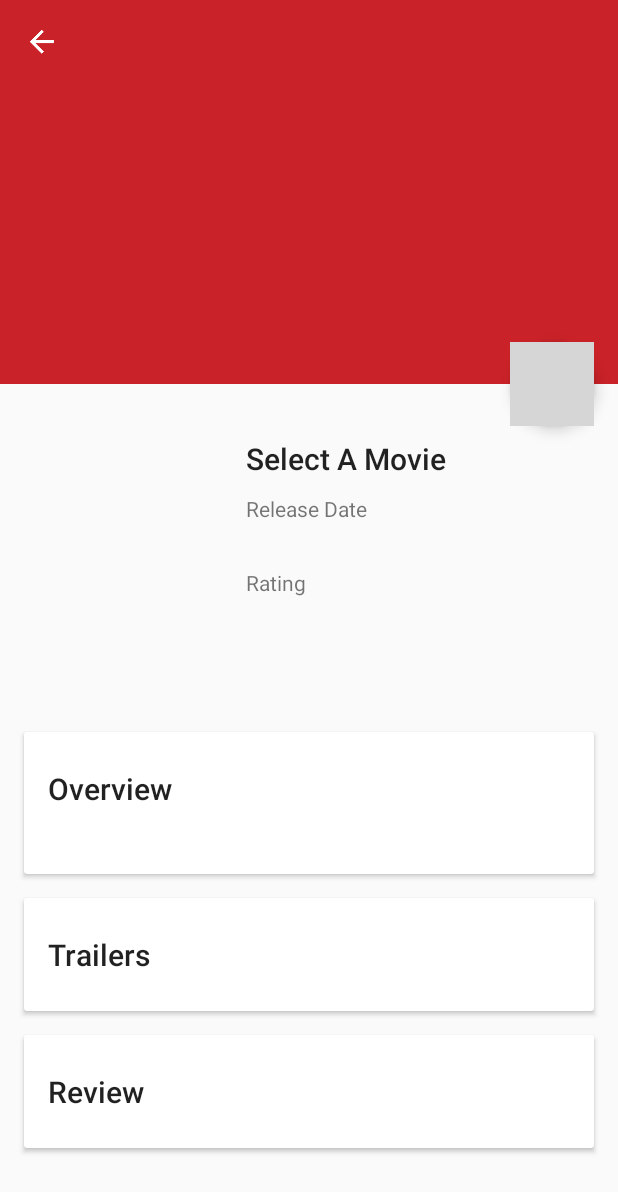
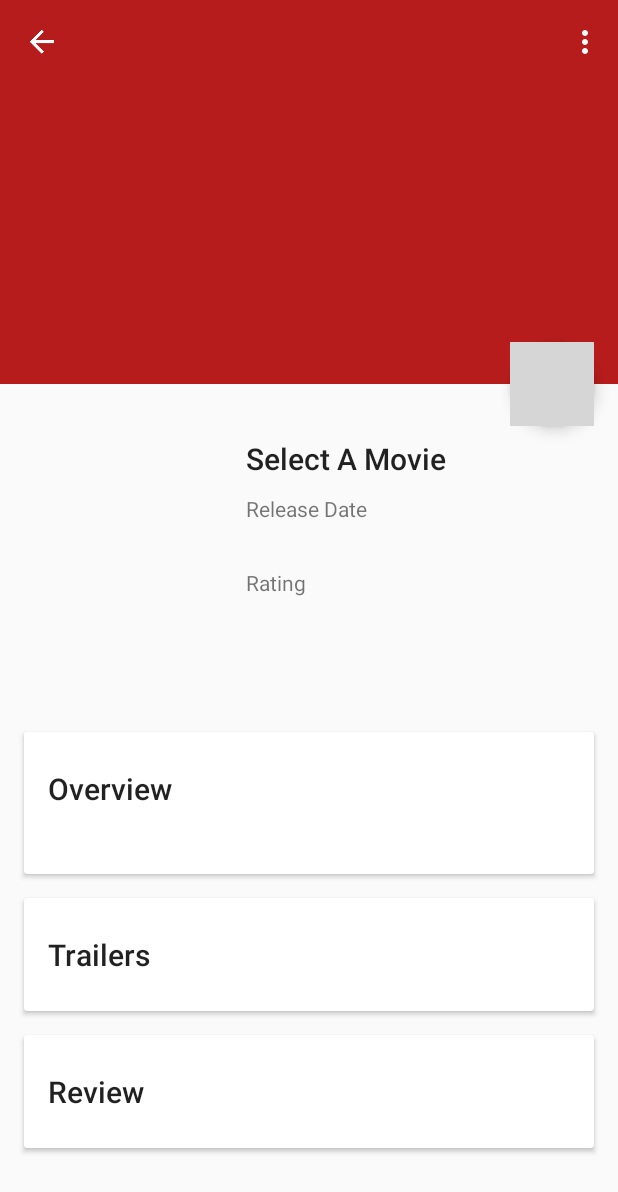
Before and after one commit to nikhil-31/Cinestine, an Android app: the DetailsActivityFragment screen opened directly, with no data from a screen before it, on a phone screen of 412 x 824 dp. Shown: the top 1192 px of the screen. Run offline under Robolectric (Android 15) with nearby library versions, the phone set to English and light mode, and no system bars; our stand-ins replace Picasso, Volley; libraries missing offline, so code that uses them is left out: io.realm; network calls fail; pictures from the network do not load; grey boxes are pictures that could not be loaded.

Commit message:
Changed color scheme and renamed most popular to popular

```diff
--- a/app/src/main/java/in/nikhil/cinestine/Fragments/DetailsActivityFragment.java
+++ b/app/src/main/java/in/nikhil/cinestine/Fragments/DetailsActivityFragment.java
@@ -181,7 +181,7 @@ public class DetailsActivityFragment extends Fragment {
 
 
         } catch (NullPointerException e) {
-            Toast.makeText(getActivity(), "Nothing selected", Toast.LENGTH_LONG).show();
+            Toast.makeText(getActivity(), "Please select a movie", Toast.LENGTH_LONG).show();
         }
 
     }
--- a/app/src/main/java/in/nikhil/cinestine/Fragments/FragmentFavourities.java
+++ b/app/src/main/java/in/nikhil/cinestine/Fragments/FragmentFavourities.java
@@ -84,6 +84,7 @@ public class FragmentFavourities extends Fragment implements FavouriteAdapter.Cl
             Log.v("Listener", " Change in data ");
             mAdapter.update(results);
 
+
         }
     };
 
--- a/app/src/main/java/in/nikhil/cinestine/tabs/SlidingTabLayout.java
+++ b/app/src/main/java/in/nikhil/cinestine/tabs/SlidingTabLayout.java
@@ -17,6 +17,8 @@ import android.view.ViewGroup;
 import android.widget.HorizontalScrollView;
 import android.widget.LinearLayout;
 import android.widget.TextView;
+
+import in.nikhil.cinestine.R;
 
 /**
  * To be used with ViewPager to provide a tab indicator component which give constant feedback as to
@@ -209,6 +211,7 @@ public class SlidingTabLayout extends HorizontalScrollView {
             if (i == mViewPager.getCurrentItem()) {
                 tabView.setSelected(true);
             }
+            tabTitleView.setTextColor(getResources().getColor(R.color.white));
         }
     }
 
--- a/app/src/main/res/layout-sw600dp/activity_main.xml
+++ b/app/src/main/res/layout-sw600dp/activity_main.xml
@@ -19,7 +19,7 @@
             android:name="in.nikhil.cinestine.Fragments.DetailsActivityFragment"
             android:layout_width="0dp"
             android:layout_height="match_parent"
-            android:layout_weight="0.55"
+            android:layout_weight="0.70"
             tools:layout="@layout/fragment_details" />
 
     </LinearLayout>
--- a/app/src/main/res/layout-sw600dp/content_main.xml
+++ b/app/src/main/res/layout-sw600dp/content_main.xml
@@ -5,7 +5,7 @@
     android:layout_width="0dp"
     android:layout_height="match_parent"
     android:orientation="vertical"
-    android:layout_weight="0.45">
+    android:layout_weight="0.30">
 
     <android.support.design.widget.AppBarLayout
         android:layout_width="match_parent"
--- a/app/src/main/res/layout/custom_grid_popular.xml
+++ b/app/src/main/res/layout/custom_grid_popular.xml
@@ -10,14 +10,13 @@
         android:layout_width="match_parent"
         android:layout_height="match_parent"
         android:layout_gravity="center"
-
         app:cardCornerRadius="4dp"
         app:cardElevation="10dp">
 
         <LinearLayout
             android:layout_width="match_parent"
             android:layout_height="wrap_content"
-            android:background="@color/colorPrimary"
+            android:background="@color/white"
             android:orientation="vertical">
 
 
--- a/app/src/main/res/layout/fragment_details.xml
+++ b/app/src/main/res/layout/fragment_details.xml
@@ -218,6 +218,7 @@
         android:layout_margin="@dimen/fab_margin"
         android:clickable="true"
         app:layout_anchor="@id/appbar"
-        app:layout_anchorGravity="bottom|right|end" />
+        app:layout_anchorGravity="bottom|right|end"
+        app:backgroundTint="@color/colorPrimary"/>
 
 </android.support.design.widget.CoordinatorLayout>
--- a/app/src/main/res/values/colors.xml
+++ b/app/src/main/res/values/colors.xml
@@ -1,8 +1,8 @@
 <?xml version="1.0" encoding="utf-8"?>
 <resources>
-    <color name="colorPrimary">#FFFFFF</color>
-    <color name="colorPrimaryDark">#C92228</color>
-    <color name="colorAccent">#C92228</color>
+    <color name="colorPrimary">#C92228</color>
+    <color name="colorPrimaryDark">#b71c1c</color>
+    <color name="colorAccent">#FFFFFF</color>
     <color name="colorHighlight">#b6b6b6</color>
     <color name="white">#FFFFFF</color>
     <color name="transperent">@android:color/transparent</color>
--- a/app/src/main/res/values/strings.xml
+++ b/app/src/main/res/values/strings.xml
@@ -6,7 +6,7 @@
 
 
     <string-array name="tabs">
-        <item>MOST POPULAR</item>
+        <item>POPULAR</item>
         <item>TOP RATED</item>
         <item>FAVOURITES</item>
         <item>TAB 4</item>
--- a/app/src/main/res/values/styles.xml
+++ b/app/src/main/res/values/styles.xml
@@ -14,8 +14,8 @@
     </style>
 
     <style name="AppTheme.AppBarOverlay" parent="ThemeOverlay.AppCompat.Light">
-        <item name="android:textColorPrimary">@color/colorPrimaryDark</item>
-        <item name="android:textColorSecondary">@color/colorPrimaryDark</item>
+        <item name="android:textColorPrimary">@color/white</item>
+        <item name="android:textColorSecondary">@color/white</item>
     </style>
 
     <style name="AppTheme.PopupOverlay" parent="ThemeOverlay.AppCompat.Light">
```
